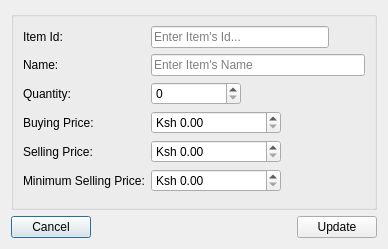
Above: src/ui/edit_item.ui from krivahtoo/stockmanager before the change. Below: the same form after it.
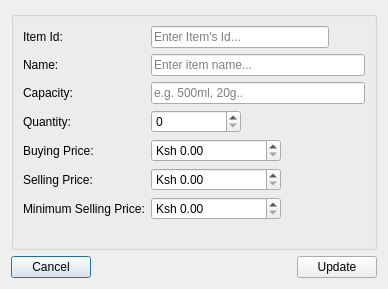
That is the form after the change. Icons and pictures are not drawn.

Commit message: 🚀 Added item edit ability

```diff
--- a/src/ui/edit_item.ui
+++ b/src/ui/edit_item.ui
@@ -7,7 +7,7 @@
     <x>0</x>
     <y>0</y>
     <width>388</width>
-    <height>226</height>
+    <height>289</height>
    </rect>
   </property>
   <property name="windowTitle">
@@ -50,18 +50,45 @@
       <item row="1" column="1">
        <widget class="QLineEdit" name="txtName">
         <property name="placeholderText">
-         <string>Enter Item's Name</string>
+         <string>Enter item name...</string>
+        </property>
+       </widget>
+      </item>
+      <item row="2" column="0">
+       <widget class="QLabel" name="label_7">
+        <property name="text">
+         <string>Capacity:</string>
         </property>
        </widget>
       </item>
       <item row="3" column="0">
+       <widget class="QLabel" name="label_6">
+        <property name="text">
+         <string>Quantity:</string>
+        </property>
+       </widget>
+      </item>
+      <item row="3" column="1">
+       <widget class="QSpinBox" name="spnQuantity">
+        <property name="maximumSize">
+         <size>
+          <width>90</width>
+          <height>16777215</height>
+         </size>
+        </property>
+        <property name="maximum">
+         <number>9999</number>
+        </property>
+       </widget>
+      </item>
+      <item row="4" column="0">
        <widget class="QLabel" name="label_3">
         <property name="text">
          <string>Buying Price:</string>
         </property>
        </widget>
       </item>
-      <item row="3" column="1">
+      <item row="4" column="1">
        <widget class="QSpinBox" name="spnBuyingPrice">
         <property name="maximumSize">
          <size>
@@ -80,14 +107,14 @@
         </property>
        </widget>
       </item>
-      <item row="4" column="0">
+      <item row="5" column="0">
        <widget class="QLabel" name="label_4">
         <property name="text">
          <string>Selling Price:</string>
         </property>
        </widget>
       </item>
-      <item row="4" column="1">
+      <item row="5" column="1">
        <widget class="QSpinBox" name="spnSellingPrice">
         <property name="maximumSize">
          <size>
@@ -106,14 +133,14 @@
         </property>
        </widget>
       </item>
-      <item row="5" column="0">
+      <item row="6" column="0">
        <widget class="QLabel" name="label_5">
         <property name="text">
          <string>Minimum Selling Price:</string>
         </property>
        </widget>
       </item>
-      <item row="5" column="1">
+      <item row="6" column="1">
        <widget class="QSpinBox" name="spnMinimumSellingPrice">
         <property name="maximumSize">
          <size>
@@ -132,7 +159,7 @@
         </property>
        </widget>
       </item>
-      <item row="8" column="0" colspan="2">
+      <item row="9" column="0" colspan="2">
        <spacer name="verticalSpacer">
         <property name="orientation">
          <enum>Qt::Vertical</enum>
@@ -146,22 +173,9 @@
        </spacer>
       </item>
       <item row="2" column="1">
-       <widget class="QSpinBox" name="spnQuantity">
-        <property name="maximumSize">
-         <size>
-          <width>90</width>
-          <height>16777215</height>
-         </size>
-        </property>
-        <property name="maximum">
-         <number>9999</number>
-        </property>
-       </widget>
-      </item>
-      <item row="2" column="0">
-       <widget class="QLabel" name="label_6">
-        <property name="text">
-         <string>Quantity:</string>
+       <widget class="QLineEdit" name="txtCapacity">
+        <property name="placeholderText">
+         <string>e.g. 500ml, 20g..</string>
         </property>
        </widget>
       </item>
```
The commit also changes 4 other files.
